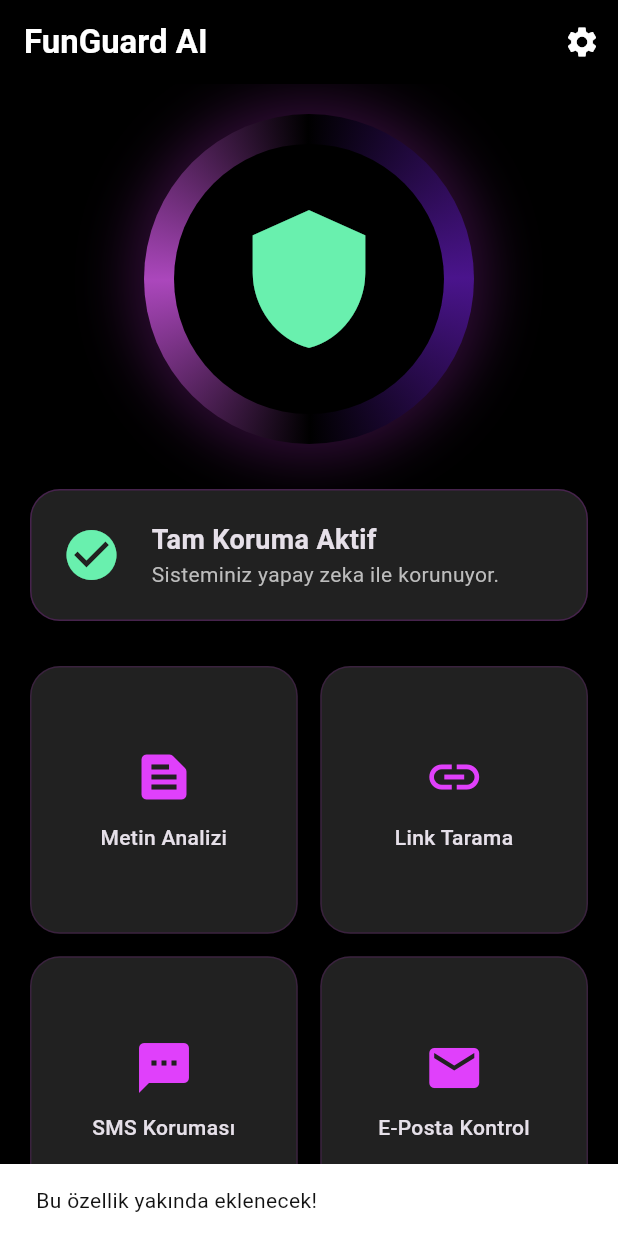
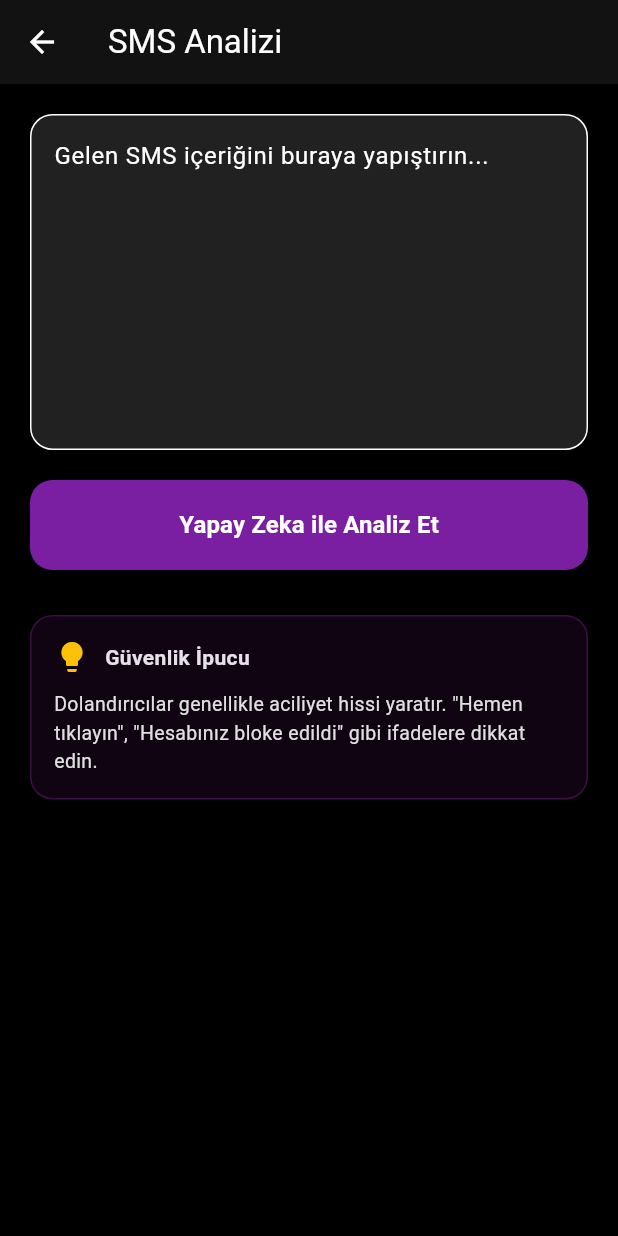
Before and after one commit to FunTeknoloji/funguard-app, a Flutter app: the screen it shows after launch, after a tap on "SMS Koruması", on a phone screen of 412 x 824 dp. Run offline on Flutter 3.47's test engine with Material 3 defaults, Android fonts, the phone set to English and light mode, and no system bars; our stand-ins replace flutter_local_notifications, google_fonts, shared_preferences, vibration; network calls fail.

Commit message:
feat: Initial implementation of FunGuard AI Fraud Prevention App
- Integrated AI analysis via pollinations.ai.
- Implemented USOM malicious link detection.
- Added native Android NotificationListenerService for auto-scan (WhatsApp, Telegram, SMS).
- Developed a modern dark purple/black antivirus-themed UI with animated dashboard.
- Configured GitHub Actions for automated APK builds.
- Added support for vibration and system notification alerts for threats.
- Fixed Android dependency resolution and Dart compilation issues.

Co-authored-by: FunTeknoloji <219908511+FunTeknoloji@users.noreply.github.com>

```diff
--- a/lib/ui/pages/dashboard_page.dart
+++ b/lib/ui/pages/dashboard_page.dart
@@ -4,6 +4,7 @@ import '../../app_state.dart';
 import 'text_analysis_page.dart';
 import 'link_analysis_page.dart';
 import 'settings_page.dart';
+import 'general_analysis_page.dart';
 
 class DashboardPage extends StatelessWidget {
   const DashboardPage({super.key});
@@ -46,10 +47,10 @@ class DashboardPage extends StatelessWidget {
                 children: [
                   _buildCategoryCard(context, 'Metin Analizi', Icons.text_snippet, const TextAnalysisPage()),
                   _buildCategoryCard(context, 'Link Tarama', Icons.link, const LinkAnalysisPage()),
-                  _buildCategoryCard(context, 'SMS Koruması', Icons.sms, null),
-                  _buildCategoryCard(context, 'E-Posta Kontrol', Icons.email, null),
-                  _buildCategoryCard(context, 'Sosyal Medya', Icons.share, null),
-                  _buildCategoryCard(context, 'Arama Analizi', Icons.call, null),
+                  _buildCategoryCard(context, 'SMS Koruması', Icons.sms, const GeneralAnalysisPage(title: 'SMS Analizi', hintText: 'Gelen SMS içeriğini buraya yapıştırın...')),
+                  _buildCategoryCard(context, 'E-Posta Kontrol', Icons.email, const GeneralAnalysisPage(title: 'E-Posta Analizi', hintText: 'E-posta içeriğini veya gönderen bilgilerini yapıştırın...')),
+                  _buildCategoryCard(context, 'Sosyal Medya', Icons.share, const GeneralAnalysisPage(title: 'Sosyal Medya', hintText: 'DM veya sosyal medya mesajını buraya yapıştırın...')),
+                  _buildCategoryCard(context, 'Arama Analizi', Icons.call, const GeneralAnalysisPage(title: 'Arama Analizi', hintText: 'Sizi arayan numara veya konuşma içeriğini analiz edin...')),
                 ],
               ),
             ),
--- /dev/null
+++ b/lib/ui/pages/general_analysis_page.dart
@@ -0,0 +1,89 @@
+import 'package:flutter/material.dart';
+import 'package:provider/provider.dart';
+import '../../app_state.dart';
+
+class GeneralAnalysisPage extends StatefulWidget {
+  final String title;
+  final String hintText;
+  const GeneralAnalysisPage({super.key, required this.title, required this.hintText});
+
+  @override
+  State<GeneralAnalysisPage> createState() => _GeneralAnalysisPageState();
+}
+
+class _GeneralAnalysisPageState extends State<GeneralAnalysisPage> {
+  final TextEditingController _controller = TextEditingController();
+
+  @override
+  Widget build(BuildContext context) {
+    final appState = context.watch<AppState>();
+
+    return Scaffold(
+      appBar: AppBar(title: Text(widget.title)),
+      body: Padding(
+        padding: const EdgeInsets.all(20),
+        child: SingleChildScrollView(
+          child: Column(
+            children: [
+              TextField(
+                controller: _controller,
+                maxLines: 8,
+                decoration: InputDecoration(
+                  hintText: widget.hintText,
+                  border: OutlineInputBorder(borderRadius: BorderRadius.circular(15)),
+                  filled: true,
+                  fillColor: Colors.grey[900],
+                ),
+              ),
+              const SizedBox(height: 20),
+              ElevatedButton(
+                style: ElevatedButton.styleFrom(
+                  backgroundColor: Colors.purple[700],
+                  foregroundColor: Colors.white,
+                  minimumSize: const Size(double.infinity, 60),
+                  shape: RoundedRectangleBorder(borderRadius: BorderRadius.circular(15)),
+                ),
+                onPressed: appState.isAnalyzing
+                    ? null
+                    : () => appState.analyzeText(_controller.text, context),
+                child: appState.isAnalyzing
+                    ? const CircularProgressIndicator(color: Colors.white)
+                    : const Text('Yapay Zeka ile Analiz Et', style: TextStyle(fontSize: 16, fontWeight: FontWeight.bold)),
+              ),
+              const SizedBox(height: 30),
+              _buildTips(),
+            ],
+          ),
+        ),
+      ),
+    );
+  }
+
+  Widget _buildTips() {
+    return Container(
+      padding: const EdgeInsets.all(15),
+      decoration: BoxDecoration(
+        color: Colors.purple.withOpacity(0.1),
+        borderRadius: BorderRadius.circular(15),
+        border: Border.all(color: Colors.purple.withOpacity(0.3)),
+      ),
+      child: Column(
+        crossAxisAlignment: CrossAxisAlignment.start,
+        children: [
+          const Row(
+            children: [
+              Icon(Icons.lightbulb, color: Colors.amber),
+              SizedBox(width: 10),
+              Text('Güvenlik İpucu', style: TextStyle(fontWeight: FontWeight.bold)),
+            ],
+          ),
+          const SizedBox(height: 10),
+          Text(
+            'Dolandırıcılar genellikle aciliyet hissi yaratır. "Hemen tıklayın", "Hesabınız bloke edildi" gibi ifadelere dikkat edin.',
+            style: TextStyle(color: Colors.grey[300], fontSize: 13),
+          ),
+        ],
+      ),
+    );
+  }
+}
--- a/lib/ui/pages/settings_page.dart
+++ b/lib/ui/pages/settings_page.dart
@@ -1,4 +1,5 @@
 import 'package:flutter/material.dart';
+import 'package:flutter/services.dart';
 import 'package:provider/provider.dart';
 import '../../app_state.dart';
 
@@ -37,8 +38,7 @@ class SettingsPage extends StatelessWidget {
             subtitle: const Text('Otomatik tarama için gereklidir.'),
             trailing: const Icon(Icons.open_in_new),
             onTap: () {
-              const intent = 'android.settings.ACTION_NOTIFICATION_LISTENER_SETTINGS';
-              const channel = MethodChannel('com.funguard.app/notifications');
+              final channel = MethodChannel('com.funguard.app/notifications');
               channel.invokeMethod('openNotificationSettings');
             },
           ),
```
Also changed, not shown: lib/app_state.dart (+51 -0 lines).
